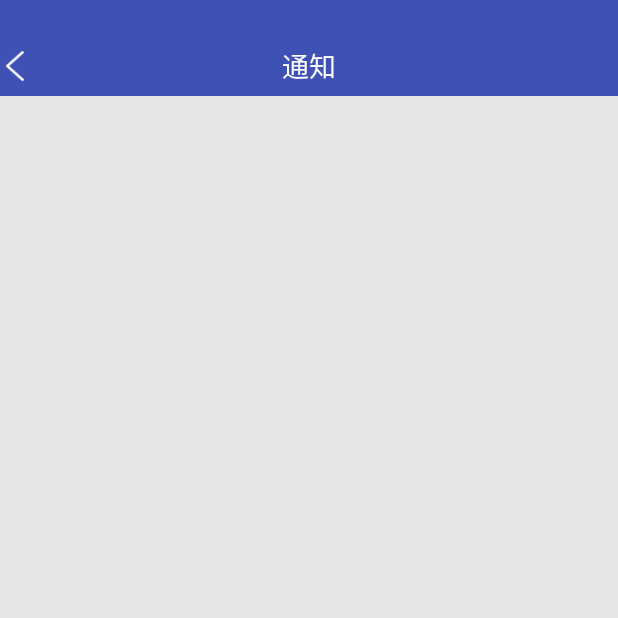
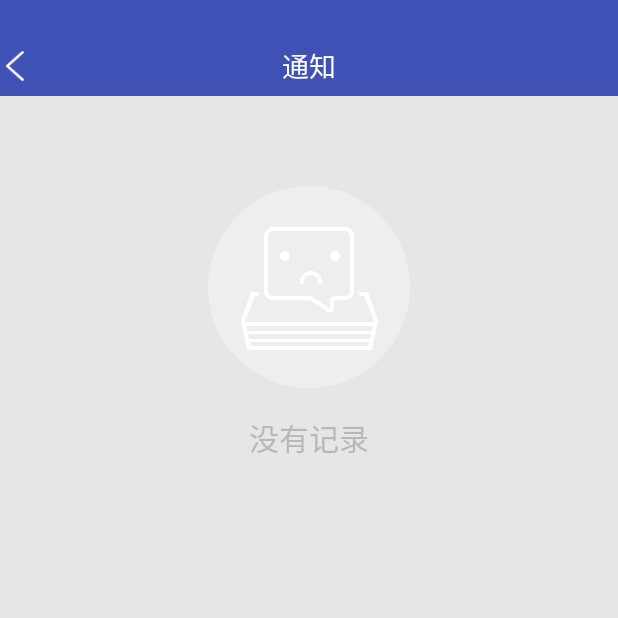
Before and after one commit to dlmufei/QChat, an Android app: the StaffMsgActivity screen opened directly, with no data from a screen before it, on a phone screen of 412 x 824 dp, the top half of it. Run offline under Robolectric (Android 15) with nearby library versions, the phone set to English and light mode, and no system bars; our stand-ins replace ButterKnife; 1 statement that could not run was skipped.

Commit message:
删除通知列表无用拉去数据接口函数、添加listview无记录友好提示

```diff
--- a/app/src/main/java/com/tencent/qchat/activity/StaffMsgActivity.java
+++ b/app/src/main/java/com/tencent/qchat/activity/StaffMsgActivity.java
@@ -13,6 +13,7 @@ import com.tencent.qchat.model.StaffMsgData;
 import com.tencent.qchat.model.StaffMsgRow;
 import com.tencent.qchat.utils.BaseAdapter;
 import com.tencent.qchat.utils.TimeUtil;
+import com.tencent.qchat.utils.UserUtil;
 import com.tencent.qchat.utils.ViewHolder;
 
 import java.util.List;
@@ -32,6 +33,11 @@ public class StaffMsgActivity extends BaseActivity {
 
     @BindView(R.id.staff_msg_list)
     ListView mStaffMsgList;
+
+    @BindView(R.id.no_item_tip)
+    View mEmptyTip;
+
+
 
     List<StaffMsgRow> mStaffMsgRows;
     StaffMsgListAdapter mAdapter;
@@ -59,7 +65,9 @@ public class StaffMsgActivity extends BaseActivity {
     }
 
     private void initView() {
+
         mAdapter=new StaffMsgListAdapter();
+        mStaffMsgList.setEmptyView(mEmptyTip);
         mStaffMsgList.setOnItemClickListener(new AdapterView.OnItemClickListener() {
             @Override
             public void onItemClick(AdapterView<?> parent, View view, int position, long id) {
@@ -76,8 +84,7 @@ public class StaffMsgActivity extends BaseActivity {
     }
 
     protected void getListDataFromNet() {
-        RetrofitHelper.getInstance().getStaffMsgList(new Subscriber<StaffMsgData>() {
-
+        RetrofitHelper.getInstance().getStaffMsgList(UserUtil.getToken(this),new Subscriber<StaffMsgData>() {
 
             @Override
             public void onCompleted() {
--- a/app/src/main/java/com/tencent/qchat/activity/UserMsgActivity.java
+++ b/app/src/main/java/com/tencent/qchat/activity/UserMsgActivity.java
@@ -39,6 +39,7 @@ public class UserMsgActivity extends BaseActivity {
     @BindView(R.id.title)
     TextView mTitleView;
 
+
     List<Row> mMsgList;
     MsgAdapter mAdapter;
 
@@ -56,9 +57,11 @@ public class UserMsgActivity extends BaseActivity {
     public void onDidLoadView() {
         mTitleView.setText("通知");
         mAdapter = new MsgAdapter();
+
         mRecyclerView.setLayoutManager(new LinearLayoutManager(this));
         mRecyclerView.addItemDecoration(mAdapter.new MsgDivider(ScreenUtil.dp2px(this, 10)));
         mRecyclerView.setAdapter(mAdapter);
+
     }
 
     protected void refreshListDataFromNet() {
--- a/app/src/main/java/com/tencent/qchat/http/EndPointInterface.java
+++ b/app/src/main/java/com/tencent/qchat/http/EndPointInterface.java
@@ -34,18 +34,16 @@ public interface EndPointInterface {
     @GET(Q_LIST)
     Observable<HttpResult<Data>> getQList();
 
-    //通知列表信息
-    @GET(MSG_LIST)
-    Observable<HttpResult<MsgData>> getMSGList();
 
     //回答者通知列表信息
     @GET(MSG_LIST)
-    Observable<HttpResult<StaffMsgData>> getStaffMsgList();
+    Observable<HttpResult<StaffMsgData>> getStaffMsgList(@Field("token") String token);
 
     //获取邀请回答者
     @GET(STAFF_LIST)
     Observable<HttpResult<StaffData>> getStaffList();
 
+    //普通用户通知列表信息
     @GET(MSG_USER)
     Observable<HttpResult<Data>> getUserMsgList(@Query("token") String token);
 
--- a/app/src/main/res/layout/activity_msg_staff.xml
+++ b/app/src/main/res/layout/activity_msg_staff.xml
@@ -11,6 +11,7 @@
             android:id="@+id/staff_msg_list"
             android:layout_width="match_parent"
             android:layout_height="wrap_content"/>
+        <include layout="@layout/no_item_tip"/>
 
     </RelativeLayout>
 
--- /dev/null
+++ b/app/src/main/res/layout/no_item_tip.xml
@@ -0,0 +1,24 @@
+<?xml version="1.0" encoding="utf-8"?>
+<LinearLayout xmlns:android="http://schemas.android.com/apk/res/android"
+    android:id="@+id/no_item_tip"
+    android:layout_width="match_parent"
+    android:layout_height="match_parent"
+    android:orientation="vertical">
+
+    <ImageView
+        android:layout_width="wrap_content"
+        android:layout_height="wrap_content"
+        android:layout_gravity="center"
+        android:layout_marginTop="60dp"
+        android:background="@mipmap/noitem_2" />
+
+    <TextView
+        android:layout_width="wrap_content"
+        android:layout_height="wrap_content"
+        android:layout_gravity="center"
+        android:layout_marginTop="18dp"
+        android:text="没有记录"
+        android:textColor="#B8B8B8"
+        android:textSize="20dp" />
+
+</LinearLayout>
```
Also changed, not shown: app/src/main/java/com/tencent/qchat/http/RetrofitHelper.java (+2 -13 lines), app/src/main/res/mipmap-hdpi/noitem_2.png (added), app/src/main/res/mipmap-hdpi/noitem_3.png (added).
